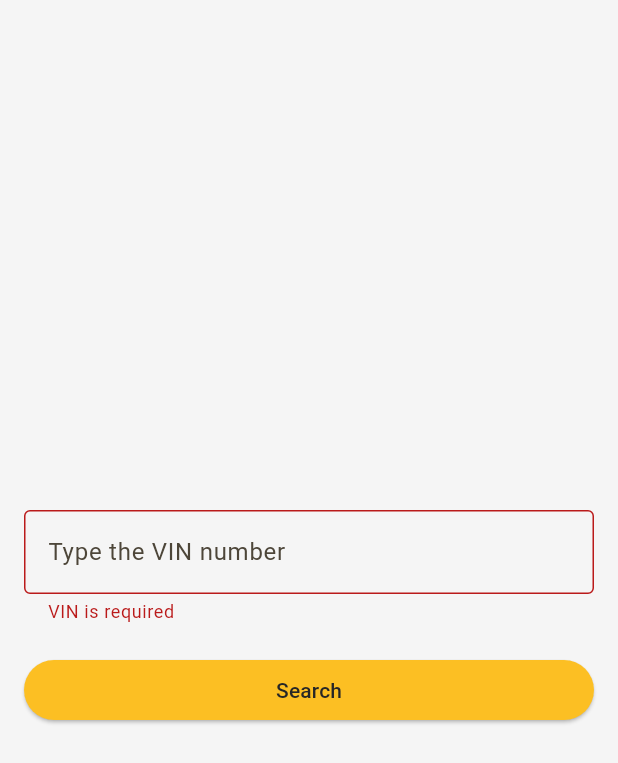
After one commit to LucasLima939/cos_challenge, a Flutter app: the VehicleSearchScreen screen opened by its route, after a tap on "Search", on a phone screen of 412 x 824 dp. The commit adds this screen. Shown: the top 763 px of the screen. Run offline on Flutter 3.47's test engine with Material 3 defaults, Android fonts, the phone set to English and light mode, and no system bars; our stand-ins replace equatable, flutter_bloc, flutter_svg, get_it, shared_preferences; accounts and stored records are empty.

Commit message:
feat: implement VehicleSearchScreen

```diff
--- a/lib/core/constants/app_routes.dart
+++ b/lib/core/constants/app_routes.dart
@@ -1,5 +1,6 @@
 import 'package:cos_challenge/presentation/screens/login/login_screen.dart';
 import 'package:cos_challenge/presentation/screens/splash/splash_screen.dart';
+import 'package:cos_challenge/presentation/screens/vehicle_search/vehicle_search_screen.dart';
 import 'package:flutter/material.dart';
 
 class AppRoutes {
@@ -8,11 +9,13 @@ class AppRoutes {
   static const String splash = '/splash';
   static const String login = '/login';
   static const String vehicleSearch = '/vehicle-search';
+  static const String vehicleDetails = '/vehicle-details';
 
   static Route<dynamic> onGenerateRoute(RouteSettings settings) {
     final route = switch (settings.name) {
       '/splash' => const SplashScreen(),
       '/login' => const LoginScreen(),
+      '/vehicle-search' => const VehicleSearchScreen(),
       _ => const SizedBox.shrink(),
     };
     return MaterialPageRoute(builder: (context) => route);
--- /dev/null
+++ b/lib/core/utils/snackbar_utils.dart
@@ -0,0 +1,23 @@
+import 'package:flutter/material.dart';
+
+class SnackbarUtils {
+  const SnackbarUtils._();
+
+  static void showError(BuildContext context, String message) {
+    _showSnackbar(context, message, color: Colors.red);
+  }
+
+  static void showSuccess(BuildContext context, String message) {
+    _showSnackbar(context, message, color: Colors.green);
+  }
+
+  static void _showSnackbar(
+    BuildContext context,
+    String message, {
+    Color? color,
+  }) {
+    ScaffoldMessenger.of(
+      context,
+    ).showSnackBar(SnackBar(content: Text(message), backgroundColor: color));
+  }
+}
--- a/lib/main.dart
+++ b/lib/main.dart
@@ -3,6 +3,7 @@ import 'package:cos_challenge/core/theme/app_theme.dart';
 import 'package:cos_challenge/injection_container.dart';
 import 'package:cos_challenge/presentation/cubits/login/login_cubit.dart';
 import 'package:cos_challenge/presentation/cubits/splash/splash_cubit.dart';
+import 'package:cos_challenge/presentation/cubits/vehicle_search/vehicle_search_cubit.dart';
 import 'package:cos_challenge/presentation/screens/splash/splash_screen.dart';
 import 'package:flutter/material.dart';
 import 'package:flutter_bloc/flutter_bloc.dart';
@@ -15,6 +16,7 @@ void main() async {
       providers: [
         BlocProvider(create: (context) => getIt<SplashCubit>()),
         BlocProvider(create: (context) => getIt<LoginCubit>()),
+        BlocProvider(create: (context) => getIt<VehicleSearchCubit>()),
       ],
       child: const MyApp(),
     ),
--- a/lib/presentation/screens/login/login_screen.dart
+++ b/lib/presentation/screens/login/login_screen.dart
@@ -71,10 +71,10 @@ class _LoginScreenState extends State<LoginScreen> {
                   SizedBox(
                     width: double.infinity,
                     child: ElevatedButton(
-                      onPressed: () {
+                      onPressed: () async {
                         FocusScope.of(context).unfocus();
                         if (_formKey.currentState!.validate()) {
-                          _loginCubit.login(
+                          await _loginCubit.login(
                             _emailController.text,
                             _passwordController.text,
                           );
--- /dev/null
+++ b/lib/presentation/screens/vehicle_search/vehicle_search_screen.dart
@@ -0,0 +1,104 @@
+import 'package:cos_challenge/core/constants/app_routes.dart';
+import 'package:cos_challenge/core/utils/snackbar_utils.dart';
+import 'package:cos_challenge/presentation/cubits/vehicle_search/vehicle_search_cubit.dart';
+import 'package:cos_challenge/presentation/cubits/vehicle_search/vehicle_search_state.dart';
+import 'package:flutter/material.dart';
+import 'package:flutter_bloc/flutter_bloc.dart';
+
+class VehicleSearchScreen extends StatefulWidget {
+  const VehicleSearchScreen({super.key});
+
+  @override
+  State<VehicleSearchScreen> createState() => _VehicleSearchScreenState();
+}
+
+class _VehicleSearchScreenState extends State<VehicleSearchScreen> {
+  late final _vehicleSearchCubit = context.read<VehicleSearchCubit>();
+  final _vinController = TextEditingController();
+  final _formKey = GlobalKey<FormState>();
+
+  @override
+  Widget build(BuildContext context) {
+    return GestureDetector(
+      behavior: HitTestBehavior.opaque,
+      onTap: () => FocusScope.of(context).unfocus(),
+      child: BlocConsumer<VehicleSearchCubit, VehicleSearchState>(
+        bloc: _vehicleSearchCubit,
+        listener: (context, state) {
+          if (state is VehicleSearchSuccess) {
+            Navigator.pushNamed(
+              context,
+              AppRoutes.vehicleDetails,
+              arguments: state.vehicle,
+            );
+          } else if (state is VehicleSearchFailure) {
+            SnackbarUtils.showError(context, state.failure.message);
+          }
+        },
+        builder: (context, state) {
+          final isLoading = state is VehicleSearchLoading;
+
+          return Scaffold(
+            body: Form(
+              key: _formKey,
+              child: Padding(
+                padding: const EdgeInsets.symmetric(horizontal: 16),
+                child: Column(
+                  mainAxisAlignment: MainAxisAlignment.center,
+                  children: [
+                    TextFormField(
+                      enabled: !isLoading,
+                      controller: _vinController,
+                      autovalidateMode: AutovalidateMode.onUnfocus,
+                      decoration: InputDecoration(
+                        hintText: 'Type the VIN number',
+                      ),
+                      validator: (value) {
+                        if (value == null || value.isEmpty) {
+                          return 'VIN is required';
+                        }
+                        if (value.length != 17) {
+                          return 'VIN must be 17 characters long';
+                        }
+                        return null;
+                      },
+                    ),
+                    const SizedBox(height: 20),
+                    SizedBox(
+                      width: double.infinity,
+                      child: ElevatedButton(
+                        onPressed: !isLoading
+                            ? () async {
+                                FocusScope.of(context).unfocus();
+                                if (_formKey.currentState!.validate()) {
+                                  await _vehicleSearchCubit.searchVehicle(
+                                    _vinController.text,
+                                  );
+                                }
+                              }
+                            : null,
+                        child: isLoading
+                            ? SizedBox(
+                                width: 20,
+                                height: 20,
+                                child: const CircularProgressIndicator(),
+                              )
+                            : const Text('Search'),
+                      ),
+                    ),
+                  ],
+                ),
+              ),
+            ),
+          );
+        },
+      ),
+    );
+  }
+
+  @override
+  void dispose() {
+    _vinController.dispose();
+    super.dispose();
+  }
+}
```
Also changed, not shown: lib/data/data_sources/vehicle_data_source.dart (+9 -1 lines), lib/injection_container.dart (+24 -1 lines).
